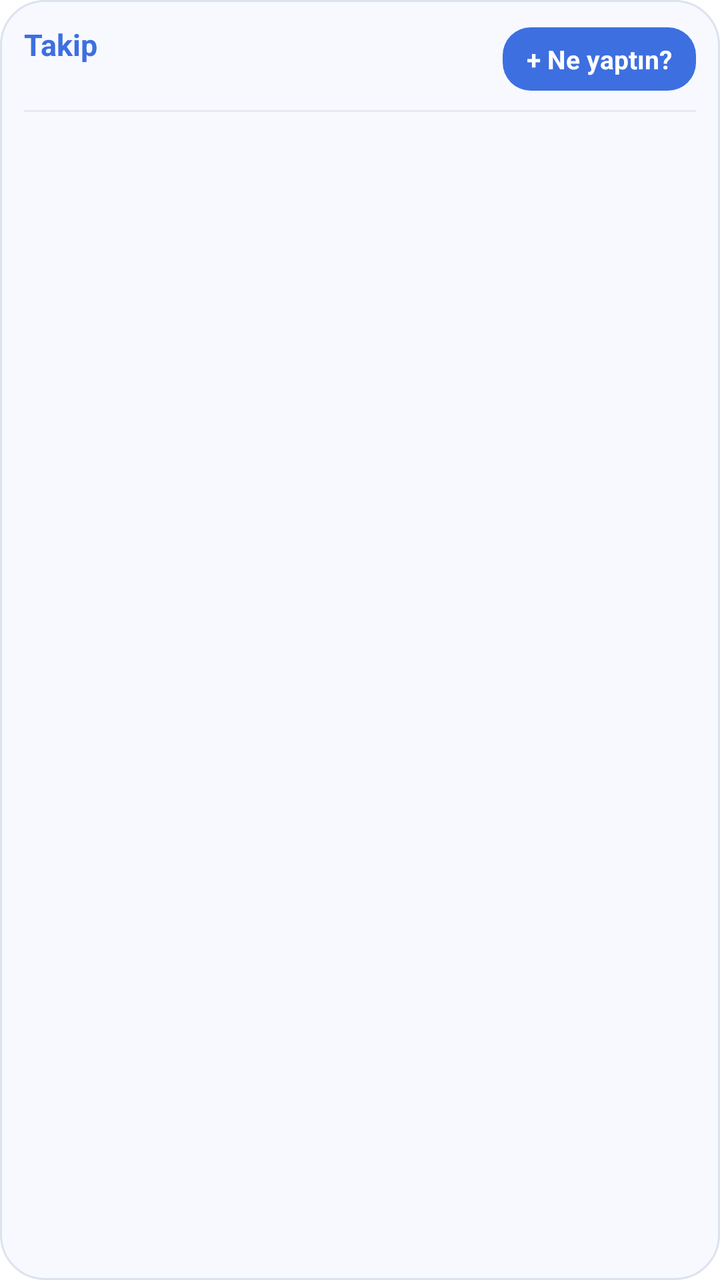
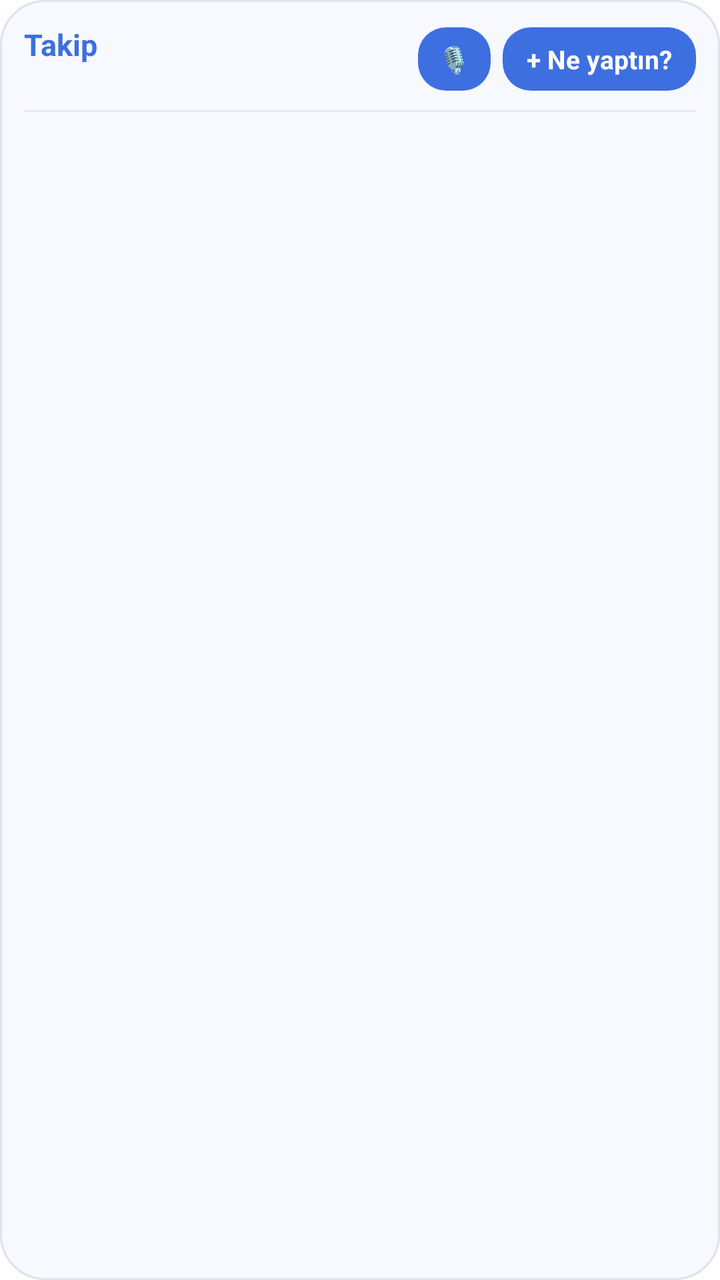

Screens rendered from an Android XML layout before and after an edit, with the pre-edit source and the edit as a unified diff.
<!-- AndroidManifest.xml: fallback theme Theme.MaterialComponents.DayNight.NoActionBar -->
<!-- res/layout/takip_widget.xml -->
<?xml version="1.0" encoding="utf-8"?>
<LinearLayout xmlns:android="http://schemas.android.com/apk/res/android"
    android:id="@+id/widget_container"
    android:layout_width="match_parent"
    android:layout_height="match_parent"
    android:background="@drawable/widget_bg"
    android:orientation="vertical"
    android:padding="12dp">

    
    <LinearLayout
        android:layout_width="match_parent"
        android:layout_height="wrap_content"
        android:gravity="center_vertical"
        android:orientation="horizontal">

        <LinearLayout
            android:layout_width="0dp"
            android:layout_height="wrap_content"
            android:layout_weight="1"
            android:orientation="vertical">

            <TextView
                android:id="@+id/widget_title"
                android:layout_width="wrap_content"
                android:layout_height="wrap_content"
                android:text="Takip"
                android:textColor="#3D6FE0"
                android:textSize="15sp"
                android:textStyle="bold" />

            <TextView
                android:id="@+id/widget_goals"
                android:layout_width="wrap_content"
                android:layout_height="wrap_content"
                android:ellipsize="end"
                android:maxLines="1"
                android:text=""
                android:textColor="#556070"
                android:textSize="11sp" />
        </LinearLayout>

        <TextView
            android:id="@+id/widget_add_btn"
            android:layout_width="wrap_content"
            android:layout_height="wrap_content"
            android:background="@drawable/widget_button_bg"
            android:paddingStart="12dp"
            android:paddingEnd="12dp"
            android:paddingTop="7dp"
            android:paddingBottom="7dp"
            android:text="+ Ne yaptın?"
            android:textColor="#FFFFFF"
            android:textSize="13sp"
            android:textStyle="bold" />
    </LinearLayout>

    <FrameLayout
        android:layout_width="match_parent"
        android:layout_height="1dp"
        android:layout_marginTop="8dp"
        android:layout_marginBottom="8dp"
        android:background="#E5EAF2" />

    
    <LinearLayout
        android:id="@+id/row_1"
        android:layout_width="match_parent"
        android:layout_height="wrap_content"
        android:orientation="horizontal">

        <TextView
            android:id="@+id/item_0"
            android:layout_width="0dp"
            android:layout_height="wrap_content"
            android:layout_marginEnd="4dp"
            android:layout_weight="1"
            android:background="@drawable/widget_item_bg"
            android:ellipsize="end"
            android:gravity="center"
            android:maxLines="1"
            android:paddingStart="8dp"
            android:paddingEnd="8dp"
            android:paddingTop="7dp"
            android:paddingBottom="7dp"
            android:textColor="#1E293B"
            android:textSize="12sp"
            android:textStyle="bold"
            android:visibility="gone" />

        <TextView
            android:id="@+id/item_1"
            android:layout_width="0dp"
            android:layout_height="wrap_content"
            android:layout_marginStart="4dp"
            android:layout_weight="1"
            android:background="@drawable/widget_item_bg"
            android:ellipsize="end"
            android:gravity="center"
            android:maxLines="1"
            android:paddingStart="8dp"
            android:paddingEnd="8dp"
            android:paddingTop="7dp"
            android:paddingBottom="7dp"
            android:textColor="#1E293B"
            android:textSize="12sp"
            android:textStyle="bold"
            android:visibility="gone" />
    </LinearLayout>

    
    <LinearLayout
        android:id="@+id/row_2"
        android:layout_width="match_parent"
        android:layout_height="wrap_content"
        android:layout_marginTop="6dp"
        android:orientation="horizontal">

        <TextView
            android:id="@+id/item_2"
            android:layout_width="0dp"
            android:layout_height="wrap_content"
            android:layout_marginEnd="4dp"
            android:layout_weight="1"
            android:background="@drawable/widget_item_bg"
            android:ellipsize="end"
            android:gravity="center"
            android:maxLines="1"
            android:paddingStart="8dp"
            android:paddingEnd="8dp"
            android:paddingTop="7dp"
            android:paddingBottom="7dp"
            android:textColor="#1E293B"
            android:textSize="12sp"
            android:textStyle="bold"
            android:visibility="gone" />

        <TextView
            android:id="@+id/item_3"
            android:layout_width="0dp"
            android:layout_height="wrap_content"
            android:layout_marginStart="4dp"
            android:layout_weight="1"
            android:background="@drawable/widget_item_bg"
            android:ellipsize="end"
            android:gravity="center"
            android:maxLines="1"
            android:paddingStart="8dp"
            android:paddingEnd="8dp"
            android:paddingTop="7dp"
            android:paddingBottom="7dp"
            android:textColor="#1E293B"
            android:textSize="12sp"
            android:textStyle="bold"
            android:visibility="gone" />
    </LinearLayout>

    <TextView
        android:id="@+id/widget_empty"
        android:layout_width="match_parent"
        android:layout_height="wrap_content"
        android:gravity="center"
        android:paddingTop="10dp"
        android:paddingBottom="10dp"
        android:text="Uygulamadan sık yapılanları ekleyebilirsiniz."
        android:textColor="#8896A6"
        android:textSize="12sp"
        android:visibility="gone" />

</LinearLayout>
<!-- resources referenced by this layout -->
<resources>
  <!-- drawable widget_bg (drawable) -->
  <?xml version="1.0" encoding="utf-8"?>
  <shape xmlns:android="http://schemas.android.com/apk/res/android"
      android:shape="rectangle">
      <corners android:radius="22dp" />
      <solid android:color="#F7F9FE" />
      <stroke android:width="1dp" android:color="#DCE3EE" />
  </shape>
  <!-- drawable widget_button_bg (drawable) -->
  <?xml version="1.0" encoding="utf-8"?>
  <shape xmlns:android="http://schemas.android.com/apk/res/android"
      android:shape="rectangle">
      <corners android:radius="14dp" />
      <solid android:color="#3D6FE0" />
  </shape>
  <!-- drawable widget_item_bg (drawable) -->
  <?xml version="1.0" encoding="utf-8"?>
  <shape xmlns:android="http://schemas.android.com/apk/res/android"
      android:shape="rectangle">
      <corners android:radius="12dp" />
      <solid android:color="#FFFFFF" />
      <stroke android:width="1dp" android:color="#E0E6F0" />
  </shape>
</resources>

<!-- the commit's change to res/layout/takip_widget.xml (unified diff, before → after) -->
@@ -39,6 +39,20 @@
                 android:textColor="#556070"
                 android:textSize="11sp" />
         </LinearLayout>
+
+        <TextView
+            android:id="@+id/widget_mic_btn"
+            android:layout_width="wrap_content"
+            android:layout_height="wrap_content"
+            android:layout_marginEnd="6dp"
+            android:background="@drawable/widget_button_bg"
+            android:paddingStart="10dp"
+            android:paddingEnd="10dp"
+            android:paddingTop="7dp"
+            android:paddingBottom="7dp"
+            android:text="🎙️"
+            android:textColor="#FFFFFF"
+            android:textSize="13sp" />
 
         <TextView
             android:id="@+id/widget_add_btn"
